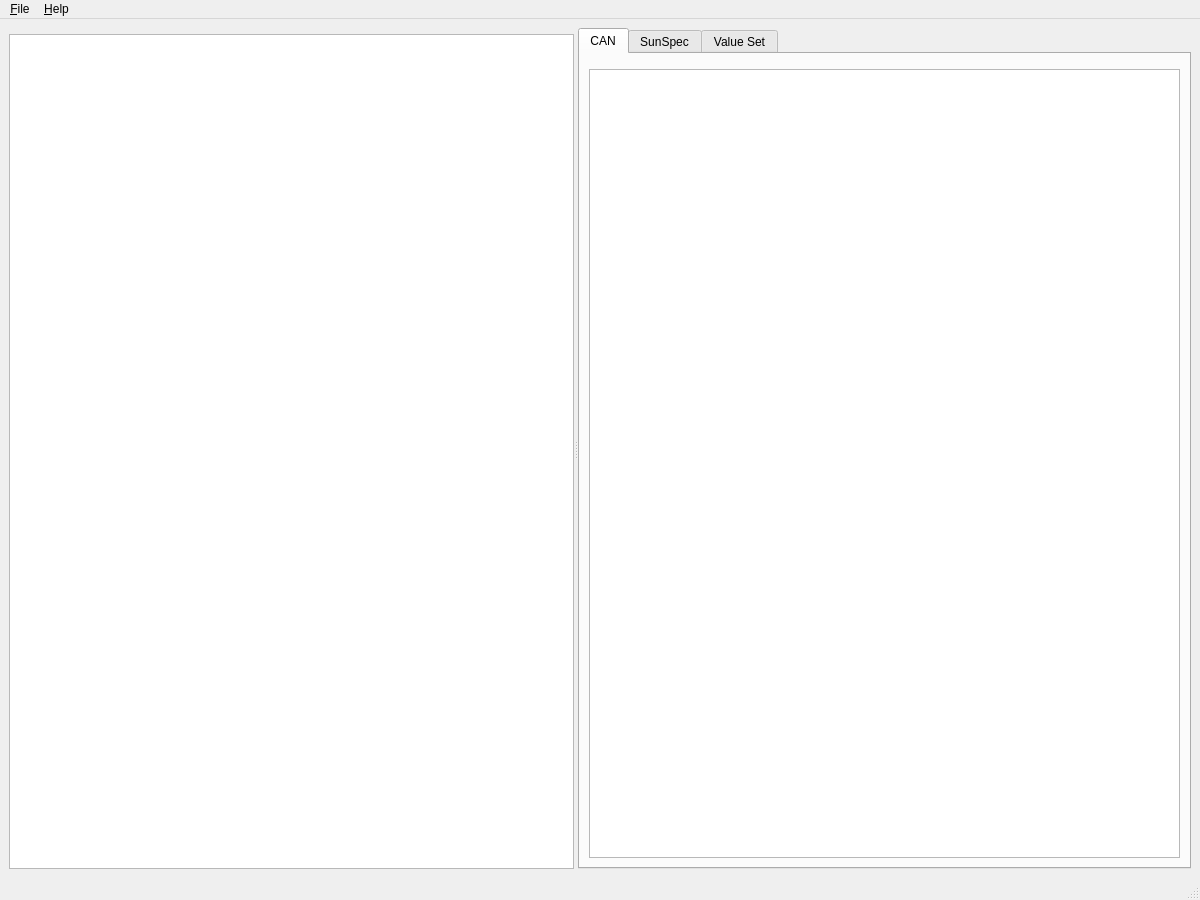
epcpower/pm, file src/epcpm/__main__.ui: the form before one commit.
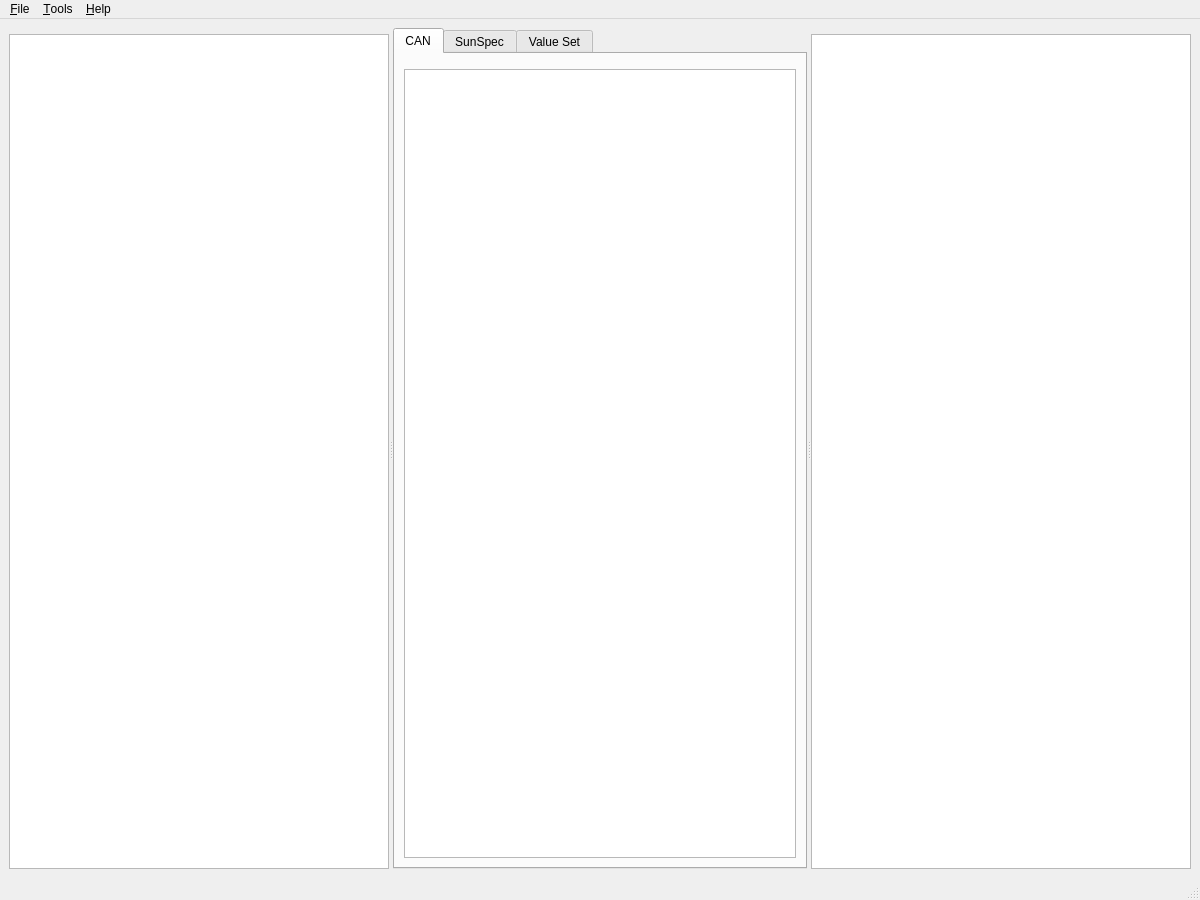
The form after the commit. Custom widgets are drawn as their Qt base class.

Commit message: Add tools > check

Patch:
```diff
--- a/src/epcpm/__main__.ui
+++ b/src/epcpm/__main__.ui
@@ -94,6 +94,20 @@
         </layout>
        </widget>
       </widget>
+      <widget class="QWidget" name="gridLayoutWidget22">
+       <layout class="QGridLayout" name="gridLayout22">
+        <item row="2" column="0">
+         <widget class="QTreeView" name="check_result_view">
+          <property name="alternatingRowColors">
+           <bool>true</bool>
+          </property>
+         </widget>
+        </item>
+        <item row="0" column="0">
+         <widget class="SearchBox" name="check_result_search_box" native="true"/>
+        </item>
+       </layout>
+      </widget>
      </widget>
     </item>
    </layout>
@@ -141,7 +155,14 @@
     </property>
     <addaction name="action_about"/>
    </widget>
+   <widget class="QMenu" name="menuTools">
+    <property name="title">
+     <string>&amp;Tools</string>
+    </property>
+    <addaction name="action_check"/>
+   </widget>
    <addaction name="menu_File"/>
+   <addaction name="menuTools"/>
    <addaction name="menuHelp"/>
   </widget>
   <widget class="QStatusBar" name="statusbar"/>
```
Left out of the diff: 7 changed lines with no effect on the pictures. The commit also changes 3 other files.
